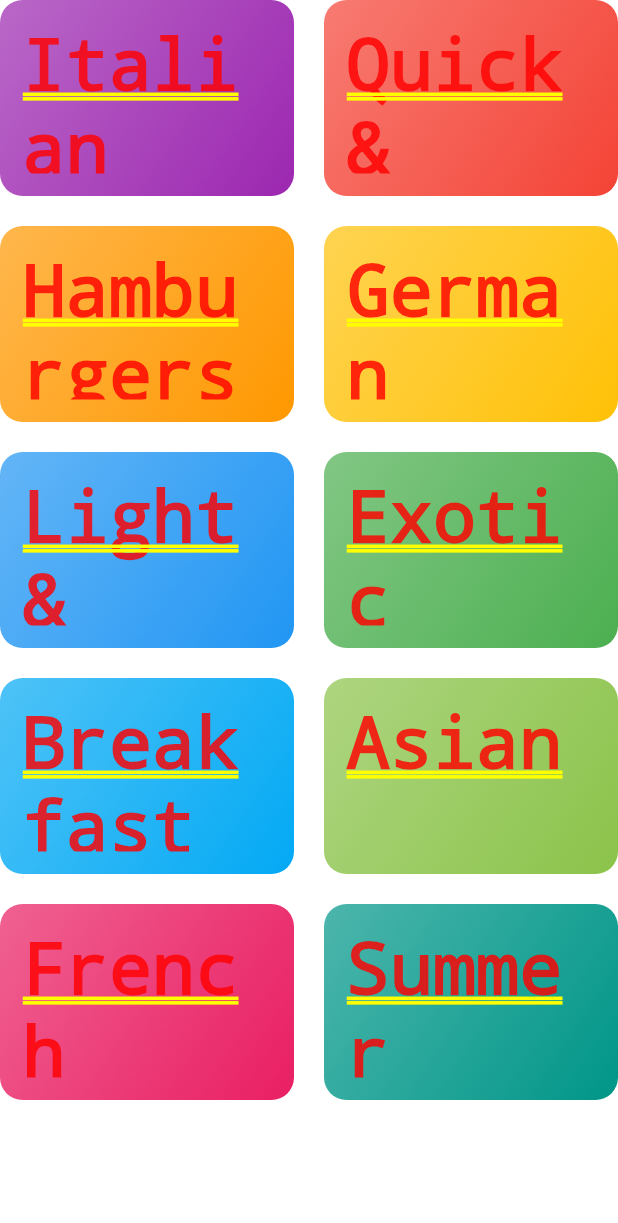
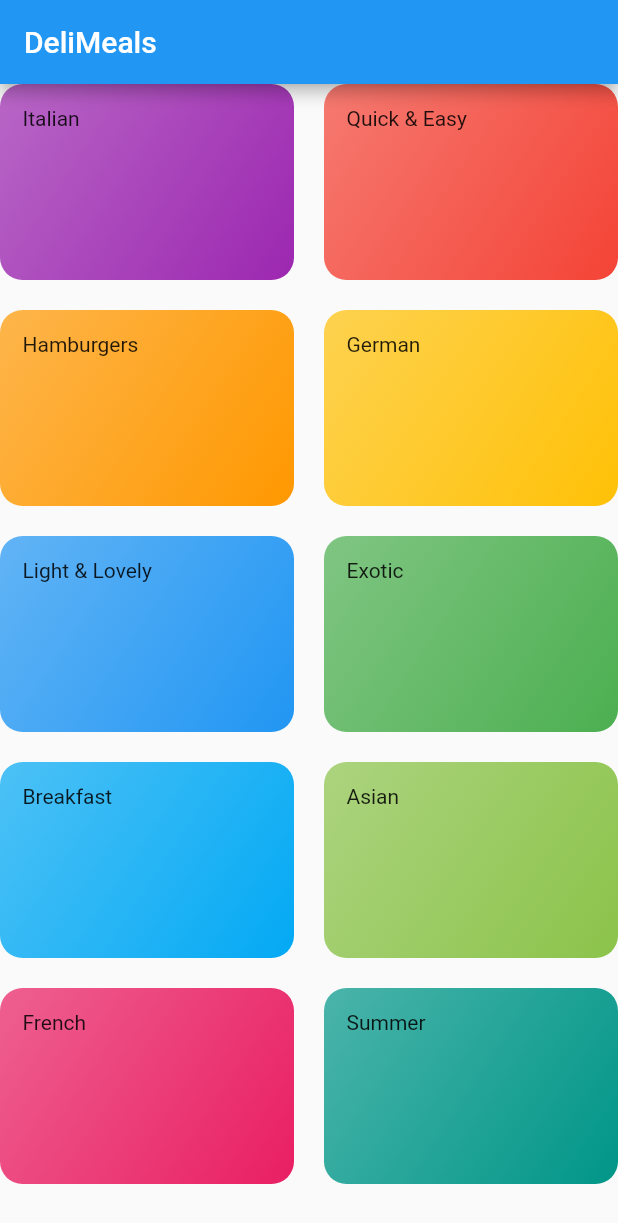
Before and after one commit to sanjoli63/Meals-App, a Flutter app: the screen it shows after launch, on a phone screen of 412 x 824 dp. Shown: the top 1223 px of the screen. Run offline on Flutter 3.47's test engine with Material 2 defaults, Android fonts, the phone set to English and light mode, and no system bars.

Commit message:
scaffold

```diff
--- a/lib/categories_screen.dart
+++ b/lib/categories_screen.dart
@@ -5,7 +5,11 @@ import './category_item.dart';
 class CategoriesScreen extends StatelessWidget {
   @override
   Widget build(BuildContext context) {
-    return GridView(
+    return Scaffold(
+        appBar: AppBar(
+          title: const Text('DeliMeals'),
+        ),
+        body: GridView(
           children: DUMMY_CATEGORIES
               .map((catData) => CategoryItem(
                     catData.title,
@@ -18,6 +22,6 @@ class CategoriesScreen extends StatelessWidget {
             crossAxisSpacing: 20,
             mainAxisSpacing: 20,
           ),
-    );
+        ));
   }
 }
```
Also changed, not shown: lib/main.dart (+0 -17 lines). Lines whose indentation alone changed are shown as unchanged.
